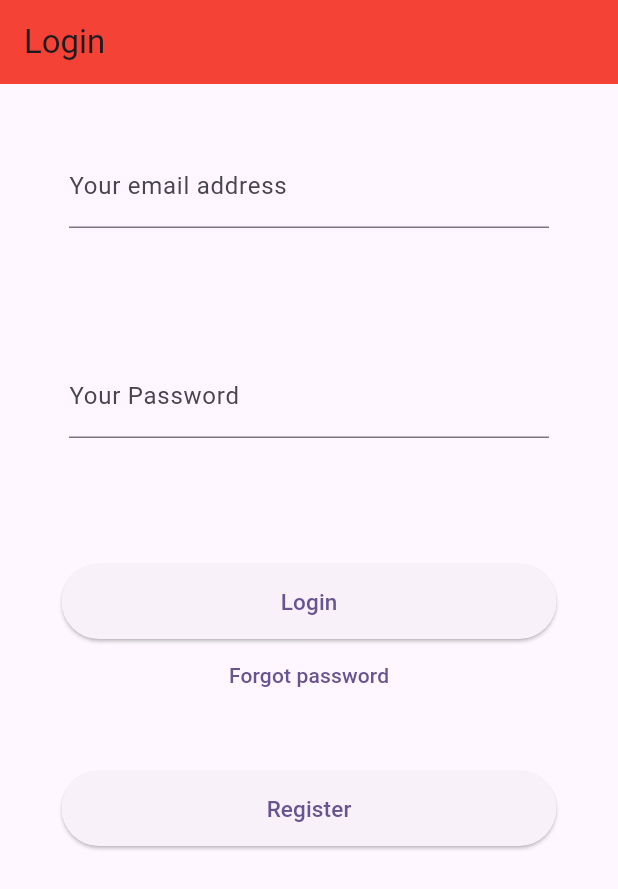
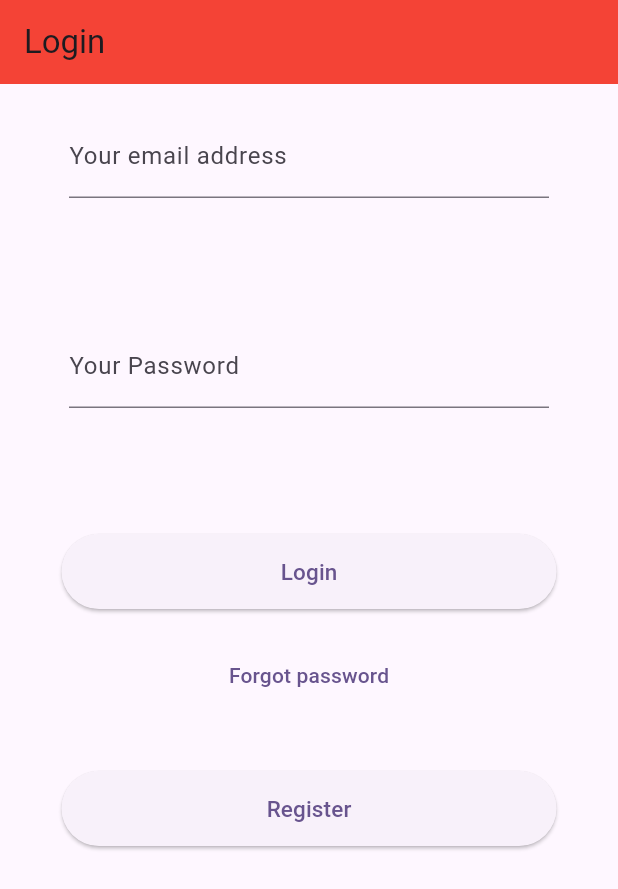
Before and after one commit to fieanfiean/ProjectSD_G03-38, a Flutter app: the screen it shows after launch, after a tap on "Login", on a phone screen of 412 x 824 dp. Shown: the top 889 px of the screen. Run offline on Flutter 3.47's test engine with Material 2 defaults, Android fonts, the phone set to English and light mode, and no system bars; our stand-ins replace cached_network_image, cloud_firestore, email_validator, firebase_auth, firebase_core, firebase_database and 3 more; missing offline and left inert: dart:ffi; accounts and stored records are empty; network calls fail; project files that could hold a hidden picture were left out.

Commit message:
FUANTIONALITY CORRECTION

```diff
--- a/ProjectSD_2023/airasia_online_check_in_system/lib/views/login_view.dart
+++ b/ProjectSD_2023/airasia_online_check_in_system/lib/views/login_view.dart
@@ -39,7 +39,8 @@ class _LoginViewState extends State<LoginView> {
         backgroundColor: Colors.red,
         automaticallyImplyLeading: false,
       ),
-      body: Column(
+      body: SingleChildScrollView(
+        child:Column(
           children: [
             // TextField(
             //   controller: _email,
@@ -61,7 +62,7 @@ class _LoginViewState extends State<LoginView> {
             //   ),
             // ),
             Padding(
-                    padding: EdgeInsets.only(top: 40),
+                      padding: EdgeInsets.symmetric(vertical: 20),
                       child: SizedBox(
                           height: 100,
                           width: 320,
@@ -74,7 +75,7 @@ class _LoginViewState extends State<LoginView> {
                             controller: _email,
                           ))),
             Padding(
-                    padding: EdgeInsets.only(top: 40),
+                      padding: EdgeInsets.symmetric(vertical: 20),
                       child: SizedBox(
                           height: 100,
                           width: 320,
@@ -87,7 +88,7 @@ class _LoginViewState extends State<LoginView> {
                             controller: _password,
                           ))),
             Padding(
-            padding: EdgeInsets.only(top: 40),
+              padding: EdgeInsets.symmetric(vertical: 20),
               child: Align(
                 alignment: Alignment.bottomCenter,
                 child: SizedBox(
@@ -105,6 +106,7 @@ class _LoginViewState extends State<LoginView> {
                       );
                       print(userCredential);
                     } on FirebaseAuthException catch (e) {
+                      print(e.code);
                       if(e.code == 'user-not-found'){
                         print('User not found');
                         showDialog(
@@ -132,6 +134,25 @@ class _LoginViewState extends State<LoginView> {
                             return AlertDialog(
                               title: const Text('Login Failed'),
                               content: const Text('The password you entered is incorrect. Please try again.'),
+                              actions: [
+                                TextButton(
+                                  onPressed: () {
+                                    Navigator.of(context).pop(); // Close the dialog
+                                  },
+                                  child: const Text('OK'),
+                                ),
+                              ],
+                            );
+                          },
+                        );
+                      }else if(e.code == 'invalid-email'){
+                        print('Wrong password');
+                        showDialog(
+                          context: context,
+                          builder: (BuildContext context) {
+                            return AlertDialog(
+                              title: const Text('Login Failed'),
+                              content: const Text('The email you entered is incorrect. Please try again.'),
                               actions: [
                                 TextButton(
                                   onPressed: () {
@@ -198,6 +219,7 @@ class _LoginViewState extends State<LoginView> {
 
           ],
         ),
+      ),
     );
   }
 }
```
Also changed, not shown: ProjectSD_2023/airasia_online_check_in_system/lib/profile/change_password_page.dart (+14 -3 lines), ProjectSD_2023/airasia_online_check_in_system/lib/profile/edit_email_page.dart (+19 -0 lines), ProjectSD_2023/airasia_online_check_in_system/lib/views/register_view.dart (+16 -6 lines), ProjectSD_2023/airasia_online_check_in_system/pubspec.yaml (line endings or trailing spaces), 1 other file. Lines whose indentation alone changed are shown as unchanged.
